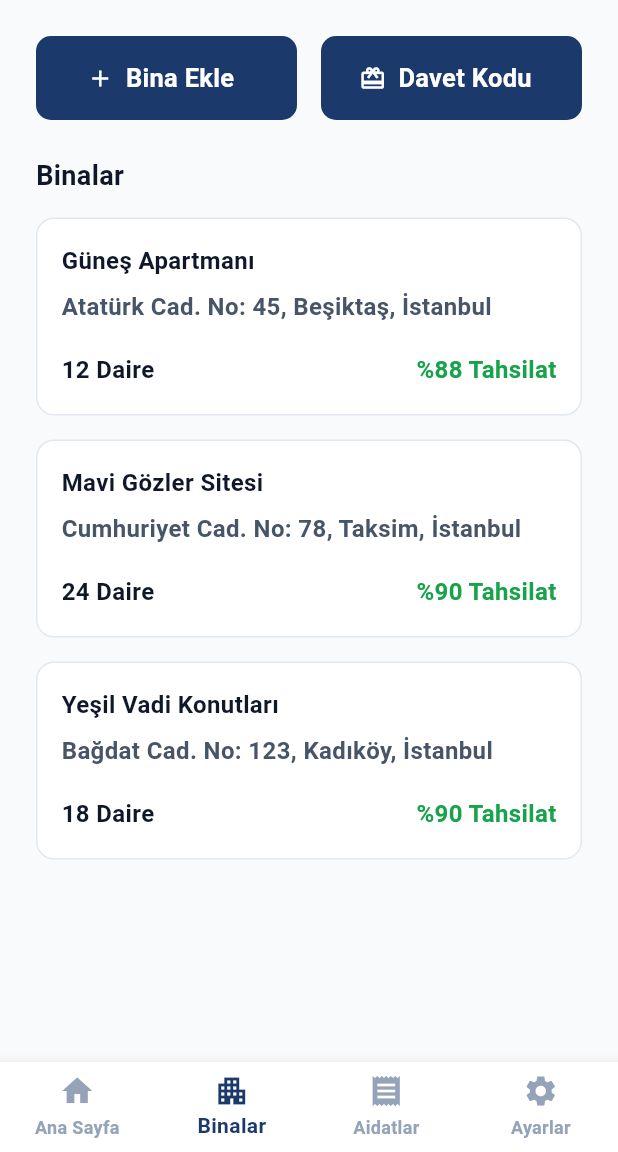
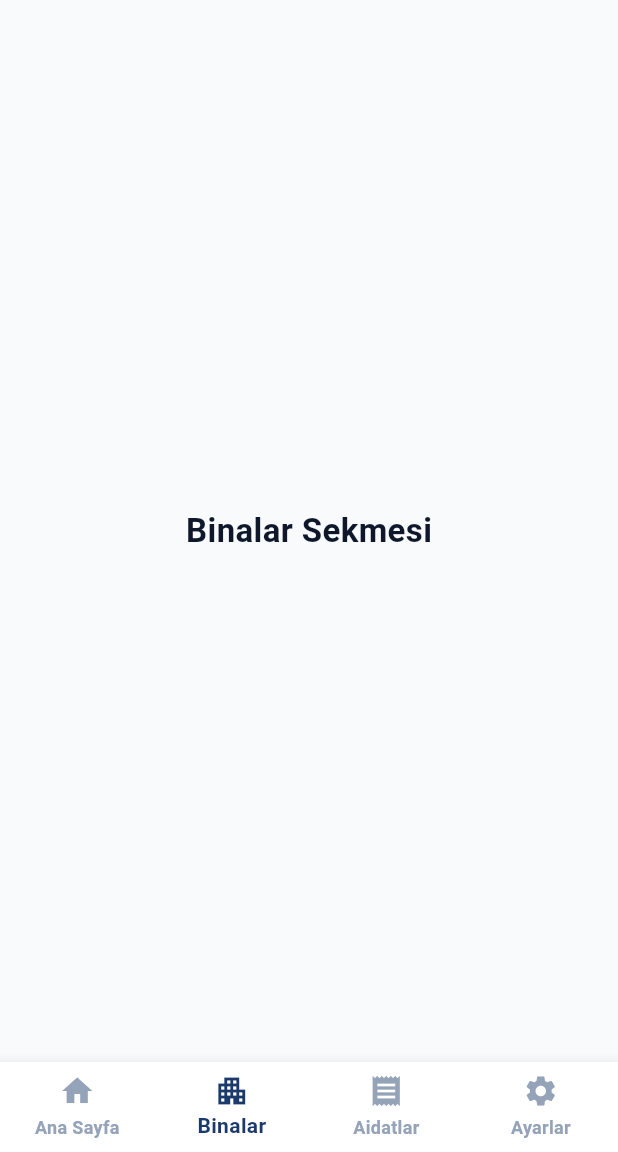
Before and after one commit to AbdullahAslan63/AidatPanel, a Flutter app: the ManagerDashboardScreen screen opened by its route, item 2 of the bottom bar chosen, on a phone screen of 412 x 824 dp, the part 84-1236 px from its top. Run offline on Flutter 3.47's test engine with Material 3 defaults, Android fonts, the phone set to English and light mode, and no system bars; our stand-ins replace dio, equatable, flutter_riverpod, flutter_secure_storage, go_router; accounts and stored records are empty; Roboto replaces fonts that are missing (Nunito).

Commit message:
Reset Buildings tab to placeholder for fresh restart

```diff
--- a/mobile/lib/features/buildings/presentation/screens/manager_dashboard_screen.dart
+++ b/mobile/lib/features/buildings/presentation/screens/manager_dashboard_screen.dart
@@ -4,7 +4,6 @@ import '../../../../core/theme/app_colors.dart';
 import '../../../../core/theme/app_sizes.dart';
 import '../../../../core/theme/app_typography.dart';
 import '../../../../shared/widgets/settings_tab.dart';
-import '../../../../shared/widgets/toast_overlay.dart';
 import '../../domain/entities/building_entity.dart';
 
 class ManagerDashboardScreen extends ConsumerStatefulWidget {
@@ -93,114 +92,10 @@ class _ManagerDashboardScreenState extends ConsumerState<ManagerDashboardScreen>
   }
 
   Widget _buildBuildingsTab() {
-    final buildings = _getDummyBuildings();
-
-    return SingleChildScrollView(
-      padding: const EdgeInsets.all(AppSizes.spacingL),
-      child: Column(
-        crossAxisAlignment: CrossAxisAlignment.stretch,
-        children: [
-          Row(
-            children: [
-              Expanded(
-                child: ElevatedButton.icon(
-                  onPressed: () {
-                    ref
-                        .read(toastProvider.notifier)
-                        .show(
-                          'Bina ekleme özelliği yakında',
-                          type: ToastType.info,
-                        );
-                  },
-                  icon: const Icon(Icons.add),
-                  label: const Text('Bina Ekle'),
-                ),
-              ),
-              const SizedBox(width: AppSizes.spacingM),
-              Expanded(
-                child: ElevatedButton.icon(
-                  onPressed: () {
-                    _showInviteCodeDialog();
-                  },
-                  icon: const Icon(Icons.card_giftcard),
-                  label: const Text('Davet Kodu'),
-                ),
-              ),
-            ],
-          ),
-          const SizedBox(height: AppSizes.spacingL),
-          Text(
-            'Binalar',
-            style: AppTypography.h3.copyWith(color: AppColors.textPrimary),
-          ),
-          const SizedBox(height: AppSizes.spacingM),
-          ...buildings.map((building) {
-            return Container(
-              margin: const EdgeInsets.only(bottom: AppSizes.spacingM),
-              padding: const EdgeInsets.all(AppSizes.spacingM),
-              decoration: BoxDecoration(
-                color: Colors.white,
-                borderRadius: BorderRadius.circular(12),
-                border: Border.all(color: AppColors.borderColor),
-              ),
-              child: Column(
-                crossAxisAlignment: CrossAxisAlignment.start,
-                children: [
-                  Text(
-                    building.name,
-                    style: AppTypography.h4.copyWith(
-                      color: AppColors.textPrimary,
-                    ),
-                  ),
-                  const SizedBox(height: AppSizes.spacingS),
-                  Text(
-                    building.address,
-                    style: AppTypography.body2.copyWith(
-                      color: AppColors.textSecondary,
-                    ),
-                    maxLines: 1,
-                    overflow: TextOverflow.ellipsis,
-                  ),
-                  const SizedBox(height: AppSizes.spacingM),
-                  Row(
-                    mainAxisAlignment: MainAxisAlignment.spaceBetween,
-                    children: [
-                      Text(
-                        '${building.totalApartments} Daire',
-                        style: AppTypography.body2.copyWith(
-                          color: AppColors.textPrimary,
-                        ),
-                      ),
-                      Text(
-                        '%${building.collectionRate.toStringAsFixed(0)} Tahsilat',
-                        style: AppTypography.body2.copyWith(
-                          color: AppColors.success,
-                          fontWeight: FontWeight.w600,
-                        ),
-                      ),
-                    ],
-                  ),
-                ],
-              ),
-            );
-          }).toList(),
-        ],
-      ),
-    );
-  }
-
-  void _showInviteCodeDialog() {
-    showDialog<void>(
-      context: context,
-      builder: (context) => AlertDialog(
-        title: const Text('Davet Kodu Oluştur'),
-        content: const Text('Davet kodu özelliği yakında eklenecek'),
-        actions: [
-          TextButton(
-            onPressed: () => Navigator.pop(context),
-            child: const Text('Kapat'),
-          ),
-        ],
+    return Center(
+      child: Text(
+        'Binalar Sekmesi',
+        style: AppTypography.h2.copyWith(color: AppColors.textPrimary),
       ),
     );
   }
```
